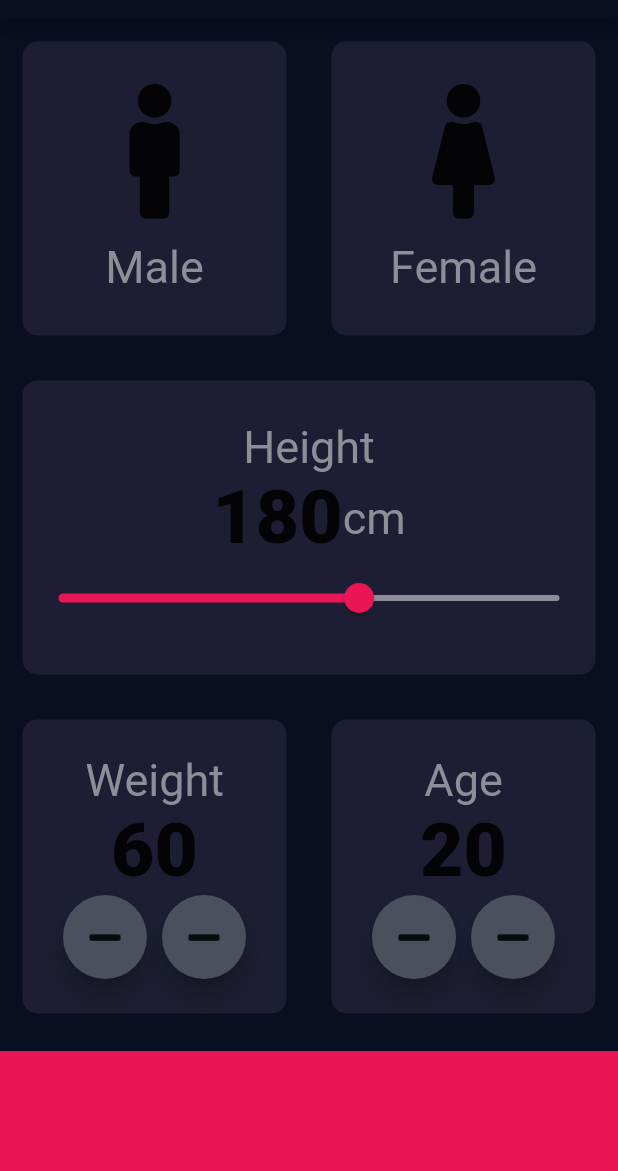
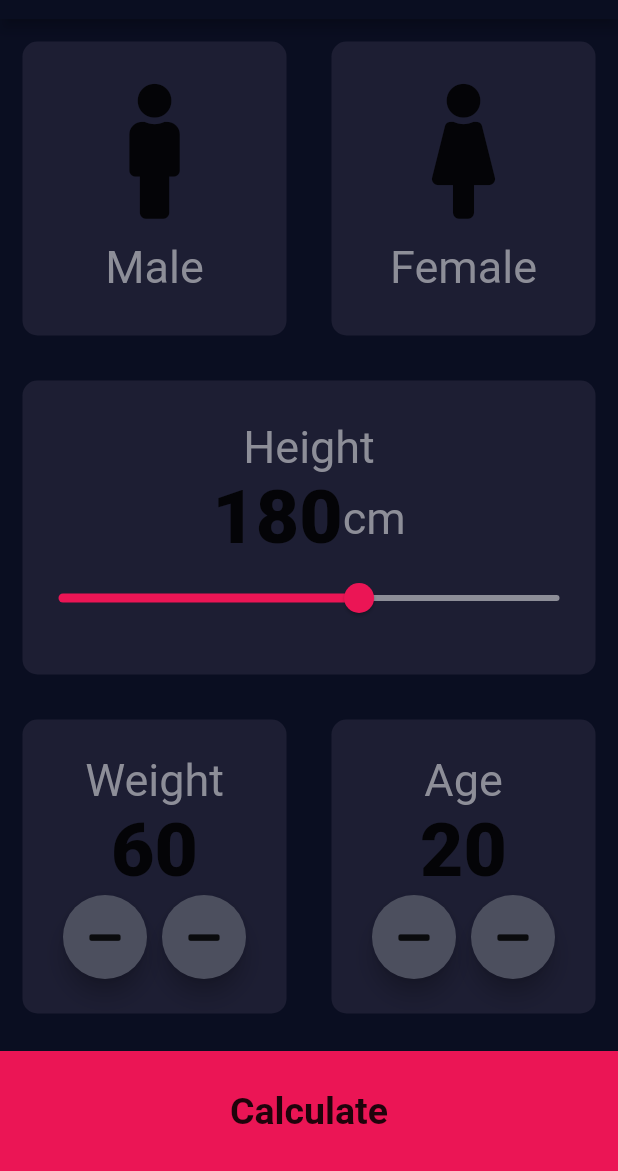
Before and after one commit to Faisalvlog/new_bmi_calculator, a Flutter app: the screen it shows after launch, on a phone screen of 412 x 824 dp, the part 65-1236 px from its top. Run offline on Flutter 3.47's test engine with Material 2 defaults, Android fonts, the phone set to English and light mode, and no system bars; our stand-ins replace font_awesome_flutter.

Commit message:
Make ResultFile page and connect with HomePage ... Lecture 68 part 13 part 14 done...

```diff
--- a/lib/ConstantFile.dart
+++ b/lib/ConstantFile.dart
@@ -14,3 +14,8 @@ const jLabelStyle=TextStyle(
 fontSize: 50.0,
 fontWeight: FontWeight.w900,
 );
+
+const jButtonStyle=TextStyle(
+  fontSize: 25.0,
+  fontWeight: FontWeight.bold,
+);
--- a/lib/MyHomePage.dart
+++ b/lib/MyHomePage.dart
@@ -2,7 +2,7 @@ import 'package:bmicalculator_class_assignment/ConstantFile.dart';
 import 'package:font_awesome_flutter/font_awesome_flutter.dart';
 import 'package:flutter/cupertino.dart';
 import 'package:flutter/material.dart';
-
+import 'ResultFile.dart';
 import 'RepeatContainerCode.dart';
 import 'RepeatTextIconWidget.dart';
 import 'ConstantFile.dart';
@@ -206,11 +206,22 @@ class _MyHomePageState extends State<MyHomePage> {
             ],
           ),
           ),
-          Container(
+
+          GestureDetector(
+            onTap: (){
+              Navigator.push(context, MaterialPageRoute(builder: (context)=>ResultScreen()));
+            },
+          child: Container(
+            child: Center(
+            child: Text('Calculate',
+              style: jButtonStyle,
+            ),
+            ),
             color: Color(0xFFEB1555),
             margin:EdgeInsets.only(top: 10.0),
             width: double.infinity,
             height: 80.0,
+          ),
           ),
         ],
       ),
```
Also changed, not shown: lib/ResultFile.dart (added, +13 -0 lines).
